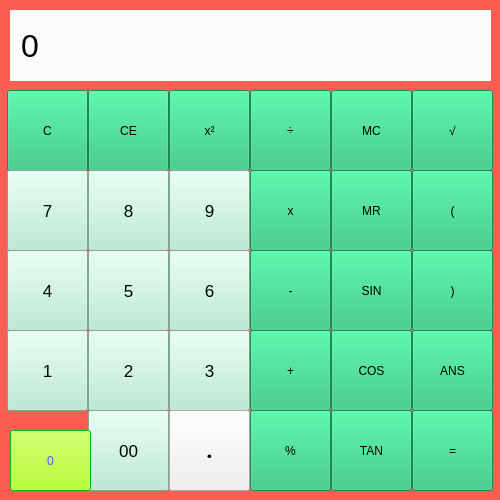
First picture: the form in calculator.ui, repository tonyeko/Calculator, before the edit.
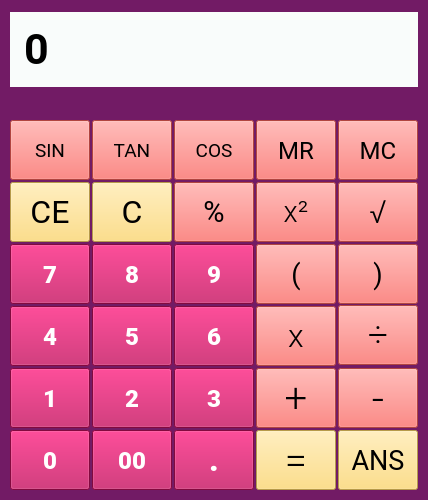
Second picture: the form after the edit. Icons and pictures are not drawn.

What changed in the file:
```diff
--- a/calculator.ui
+++ b/calculator.ui
@@ -6,7 +6,7 @@
    <rect>
     <x>0</x>
     <y>0</y>
-    <width>500</width>
+    <width>428</width>
     <height>500</height>
    </rect>
   </property>
@@ -25,9 +25,9 @@
      <colorrole role="Button">
       <brush brushstyle="SolidPattern">
        <color alpha="255">
-        <red>253</red>
-        <green>94</green>
-        <blue>83</blue>
+        <red>114</red>
+        <green>27</green>
+        <blue>101</blue>
        </color>
       </brush>
      </colorrole>
@@ -97,18 +97,18 @@
      <colorrole role="Base">
       <brush brushstyle="SolidPattern">
        <color alpha="255">
-        <red>253</red>
-        <green>94</green>
-        <blue>83</blue>
+        <red>114</red>
+        <green>27</green>
+        <blue>101</blue>
        </color>
       </brush>
      </colorrole>
      <colorrole role="Window">
       <brush brushstyle="SolidPattern">
        <color alpha="255">
-        <red>253</red>
-        <green>94</green>
-        <blue>83</blue>
+        <red>114</red>
+        <green>27</green>
+        <blue>101</blue>
        </color>
       </brush>
      </colorrole>
@@ -171,9 +171,9 @@
      <colorrole role="Button">
       <brush brushstyle="SolidPattern">
        <color alpha="255">
-        <red>253</red>
-        <green>94</green>
-        <blue>83</blue>
+        <red>114</red>
+        <green>27</green>
+        <blue>101</blue>
        </color>
       </brush>
      </colorrole>
@@ -243,18 +243,18 @@
      <colorrole role="Base">
       <brush brushstyle="SolidPattern">
        <color alpha="255">
-        <red>253</red>
-        <green>94</green>
-        <blue>83</blue>
+        <red>114</red>
+        <green>27</green>
+        <blue>101</blue>
        </color>
       </brush>
      </colorrole>
      <colorrole role="Window">
       <brush brushstyle="SolidPattern">
        <color alpha="255">
-        <red>253</red>
-        <green>94</green>
-        <blue>83</blue>
+        <red>114</red>
+        <green>27</green>
+        <blue>101</blue>
        </color>
       </brush>
      </colorrole>
@@ -317,9 +317,9 @@
      <colorrole role="Button">
       <brush brushstyle="SolidPattern">
        <color alpha="255">
-        <red>253</red>
-        <green>94</green>
-        <blue>83</blue>
+        <red>114</red>
+        <green>27</green>
+        <blue>101</blue>
        </color>
       </brush>
      </colorrole>
@@ -389,18 +389,18 @@
      <colorrole role="Base">
       <brush brushstyle="SolidPattern">
        <color alpha="255">
-        <red>253</red>
-        <green>94</green>
-        <blue>83</blue>
+        <red>114</red>
+        <green>27</green>
+        <blue>101</blue>
        </color>
       </brush>
      </colorrole>
      <colorrole role="Window">
       <brush brushstyle="SolidPattern">
        <color alpha="255">
-        <red>253</red>
-        <green>94</green>
-        <blue>83</blue>
+        <red>114</red>
+        <green>27</green>
+        <blue>101</blue>
        </color>
       </brush>
      </colorrole>
@@ -464,7 +464,7 @@
   </property>
   <property name="styleSheet">
    <string notr="true">QMainWindow {
-	background-color: #fd5e53;
+	background-color: #721b65;
 }</string>
   </property>
   <widget class="QWidget" name="centralwidget">
@@ -472,14 +472,17 @@
     <property name="geometry">
      <rect>
       <x>10</x>
-      <y>10</y>
-      <width>481</width>
-      <height>71</height>
+      <y>12</y>
+      <width>408</width>
+      <height>75</height>
      </rect>
     </property>
     <property name="font">
      <font>
-      <pointsize>24</pointsize>
+      <family>Roboto</family>
+      <pointsize>32</pointsize>
+      <weight>75</weight>
+      <bold>true</bold>
      </font>
     </property>
     <property name="styleSheet">
@@ -496,21 +499,20 @@
    <widget class="QPushButton" name="btnClear">
     <property name="geometry">
      <rect>
-      <x>7</x>
-      <y>90</y>
-      <width>81</width>
-      <height>81</height>
+      <x>92</x>
+      <y>182</y>
+      <width>80</width>
+      <height>60</height>
      </rect>
     </property>
     <property name="font">
      <font>
-      <pointsize>9</pointsize>
+      <family>Roboto</family>
+      <pointsize>24</pointsize>
      </font>
     </property>
     <property name="styleSheet">
-     <string notr="true">QPushButton {
-	background-color: #21bf73;
-}</string>
+     <string notr="true">background-color: rgb(255, 216, 104);</string>
     </property>
     <property name="text">
      <string>C</string>
@@ -519,21 +521,20 @@
    <widget class="QPushButton" name="btnClearExpr">
     <property name="geometry">
      <rect>
-      <x>88</x>
-      <y>90</y>
-      <width>81</width>
-      <height>81</height>
+      <x>10</x>
+      <y>182</y>
+      <width>80</width>
+      <height>60</height>
      </rect>
     </property>
     <property name="font">
      <font>
-      <pointsize>9</pointsize>
+      <family>Roboto</family>
+      <pointsize>24</pointsize>
      </font>
     </property>
     <property name="styleSheet">
-     <string notr="true">QPushButton {
-	background-color: #21bf73;
-}</string>
+     <string notr="true">background-color: rgb(255, 216, 104);</string>
     </property>
     <property name="text">
      <string>CE</string>
@@ -542,21 +543,20 @@
    <widget class="QPushButton" name="btnSquare">
     <property name="geometry">
      <rect>
-      <x>169</x>
-      <y>90</y>
-      <width>81</width>
-      <height>81</height>
+      <x>256</x>
+      <y>182</y>
+      <width>80</width>
+      <height>60</height>
      </rect>
     </property>
     <property name="font">
      <font>
-      <pointsize>9</pointsize>
+      <family>Roboto Light</family>
+      <pointsize>22</pointsize>
      </font>
     </property>
     <property name="styleSheet">
-     <string notr="true">QPushButton {
-	background-color: #21bf73;
-}</string>
+     <string notr="true">background-color: rgb(248, 97, 90);</string>
     </property>
     <property name="text">
      <string>x²</string>
@@ -565,21 +565,20 @@
    <widget class="QPushButton" name="btnDiv">
     <property name="geometry">
      <rect>
-      <x>250</x>
-      <y>90</y>
-      <width>81</width>
-      <height>81</height>
+      <x>338</x>
+      <y>305</y>
+      <width>80</width>
+      <height>60</height>
      </rect>
     </property>
     <property name="font">
      <font>
-      <pointsize>9</pointsize>
+      <family>Roboto Light</family>
+      <pointsize>26</pointsize>
      </font>
     </property>
     <property name="styleSheet">
-     <string notr="true">QPushButton {
-	background-color: #21bf73;
-}</string>
+     <string notr="true">background-color: rgb(248, 97, 90);</string>
     </property>
     <property name="text">
      <string>÷</string>
@@ -588,24 +587,26 @@
    <widget class="QPushButton" name="btnNum9">
     <property name="geometry">
      <rect>
-      <x>169</x>
-      <y>170</y>
-      <width>81</width>
-      <height>81</height>
+      <x>174</x>
+      <y>244</y>
+      <width>80</width>
+      <height>60</height>
      </rect>
     </property>
     <property name="font">
      <font>
-      <pointsize>13</pointsize>
-      <weight>50</weight>
-      <bold>false</bold>
+      <family>Roboto Black</family>
+      <pointsize>18</pointsize>
+      <weight>75</weight>
+      <bold>true</bold>
      </font>
     </property>
     <property name="focusPolicy">
      <enum>Qt::StrongFocus</enum>
     </property>
     <property name="styleSheet">
-     <string notr="true">background-color: #b0eacd;</string>
+     <string notr="true">background-color: rgb(184, 13, 87);
+color: #ffffff;</string>
     </property>
     <property name="text">
      <string>9</string>
@@ -614,24 +615,26 @@
    <widget class="QPushButton" name="btnNum7">
     <property name="geometry">
      <rect>
-      <x>7</x>
-      <y>170</y>
-      <width>81</width>
-      <height>81</height>
+      <x>10</x>
+      <y>244</y>
+      <width>80</width>
+      <height>60</height>
      </rect>
     </property>
     <property name="font">
      <font>
-      <pointsize>13</pointsize>
-      <weight>50</weight>
-      <bold>false</bold>
+      <family>Roboto Black</family>
+      <pointsize>18</pointsize>
+      <weight>75</weight>
+      <bold>true</bold>
      </font>
     </property>
     <property name="focusPolicy">
      <enum>Qt::StrongFocus</enum>
     </property>
     <property name="styleSheet">
-     <string notr="true">background-color: #b0eacd;</string>
+     <string notr="true">background-color: rgb(184, 13, 87);
+color: #ffffff;</string>
     </property>
     <property name="text">
      <string>7</string>
@@ -640,24 +643,26 @@
    <widget class="QPushButton" name="btnNum8">
     <property name="geometry">
      <rect>
-      <x>88</x>
-      <y>170</y>
-      <width>81</width>
-      <height>81</height>
+      <x>92</x>
+      <y>244</y>
+      <width>80</width>
+      <height>60</height>
      </rect>
     </property>
     <property name="font">
      <font>
-      <pointsize>13</pointsize>
-      <weight>50</weight>
-      <bold>false</bold>
+      <family>Roboto Black</family>
+      <pointsize>18</pointsize>
+      <weight>75</weight>
+      <bold>true</bold>
      </font>
     </property>
     <property name="focusPolicy">
      <enum>Qt::StrongFocus</enum>
     </property>
     <property name="styleSheet">
-     <string notr="true">background-color: #b0eacd;</string>
+     <string notr="true">background-color: rgb(184, 13, 87);
+color: #ffffff;</string>
     </property>
     <property name="text">
      <string>8</string>
@@ -666,21 +671,20 @@
    <widget class="QPushButton" name="btnMultiply">
     <property name="geometry">
      <rect>
-      <x>250</x>
-      <y>170</y>
-      <width>81</width>
-      <height>81</height>
+      <x>256</x>
+      <y>306</y>
+      <width>80</width>
+      <height>60</height>
      </rect>
     </property>
     <property name="font">
      <font>
-      <pointsize>9</pointsize>
+      <family>Roboto Light</family>
+      <pointsize>24</pointsize>
      </font>
     </property>
     <property name="styleSheet">
-     <string notr="true">QPushButton {
-	background-color: #21bf73;
-}</string>
+     <string notr="true">background-color: rgb(248, 97, 90);</string>
     </property>
     <property name="text">
      <string>x</string>
@@ -689,24 +693,26 @@
    <widget class="QPushButton" name="btnNum6">
     <property name="geometry">
      <rect>
-      <x>169</x>
-      <y>250</y>
-      <width>81</width>
-      <height>81</height>
+      <x>174</x>
+      <y>306</y>
+      <width>80</width>
+      <height>60</height>
      </rect>
     </property>
     <property name="font">
      <font>
-      <pointsize>13</pointsize>
-      <weight>50</weight>
-      <bold>false</bold>
+      <family>Roboto Black</family>
+      <pointsize>18</pointsize>
+      <weight>75</weight>
+      <bold>true</bold>
      </font>
     </property>
     <property name="focusPolicy">
      <enum>Qt::StrongFocus</enum>
     </property>
     <property name="styleSheet">
-     <string notr="true">background-color: #b0eacd;</string>
+     <string notr="true">background-color: rgb(184, 13, 87);
+color: #ffffff;</string>
     </property>
     <property name="text">
      <string>6</string>
@@ -715,24 +721,26 @@
    <widget class="QPushButton" name="btnNum4">
     <property name="geometry">
      <rect>
-      <x>7</x>
-      <y>250</y>
-      <width>81</width>
-      <height>81</height>
+      <x>10</x>
+      <y>306</y>
+      <width>80</width>
+      <height>60</height>
      </rect>
     </property>
     <property name="font">
      <font>
-      <pointsize>13</pointsize>
-      <weight>50</weight>
-      <bold>false</bold>
+      <family>Roboto Black</family>
+      <pointsize>18</pointsize>
+      <weight>75</weight>
+      <bold>true</bold>
      </font>
     </property>
     <property name="focusPolicy">
      <enum>Qt::StrongFocus</enum>
     </property>
     <property name="styleSheet">
-     <string notr="true">background-color: #b0eacd;</string>
+     <string notr="true">background-color: rgb(184, 13, 87);
+color: #ffffff;background-color: rgb(184, 13, 87);</string>
     </property>
     <property name="text">
      <string>4</string>
@@ -741,24 +749,26 @@
    <widget class="QPushButton" name="btnNum5">
     <property name="geometry">
      <rect>
-      <x>88</x>
-      <y>250</y>
-      <width>81</width>
-      <height>81</height>
+      <x>92</x>
+      <y>306</y>
+      <width>80</width>
+      <height>60</height>
      </rect>
     </property>
     <property name="font">
      <font>
-      <pointsize>13</pointsize>
-      <weight>50</weight>
-      <bold>false</bold>
+      <family>Roboto Black</family>
+      <pointsize>18</pointsize>
+      <weight>75</weight>
+      <bold>true</bold>
      </font>
     </property>
     <property name="focusPolicy">
      <enum>Qt::StrongFocus</enum>
     </property>
     <property name="styleSheet">
-     <string notr="true">background-color: #b0eacd;</string>
+     <string notr="true">background-color: rgb(184, 13, 87);
+color: #ffffff;</string>
     </property>
     <property name="text">
      <string>5</string>
@@ -767,24 +777,26 @@
    <widget class="QPushButton" name="btnNum1">
     <property name="geometry">
      <rect>
-      <x>7</x>
-      <y>330</y>
-      <width>81</width>
-      <height>81</height>
+      <x>10</x>
+      <y>368</y>
+      <width>80</width>
+      <height>60</height>
      </rect>
     </property>
     <property name="font">
      <font>
-      <pointsize>13</pointsize>
-      <weight>50</weight>
-      <bold>false</bold>
+      <family>Roboto Black</family>
+      <pointsize>18</pointsize>
+      <weight>75</weight>
+      <bold>true</bold>
      </font>
     </property>
     <property name="focusPolicy">
      <enum>Qt::StrongFocus</enum>
     </property>
     <property name="styleSheet">
-     <string notr="true">background-color: #b0eacd;</string>
+     <string notr="true">background-color: rgb(184, 13, 87);
+color: #ffffff;</string>
     </property>
     <property name="text">
      <string>1</string>
@@ -793,24 +805,26 @@
    <widget class="QPushButton" name="btnNum2">
     <property name="geometry">
      <rect>
-      <x>88</x>
-      <y>330</y>
-      <width>81</width>
-      <height>81</height>
+      <x>92</x>
+      <y>368</y>
+      <width>80</width>
+      <height>60</height>
      </rect>
     </property>
     <property name="font">
      <font>
-      <pointsize>13</pointsize>
-      <weight>50</weight>
-      <bold>false</bold>
+      <family>Roboto Black</family>
+      <pointsize>18</pointsize>
+      <weight>75</weight>
+      <bold>true</bold>
      </font>
     </property>
     <property name="focusPolicy">
      <enum>Qt::StrongFocus</enum>
     </property>
     <property name="styleSheet">
-     <string notr="true">background-color: #b0eacd;</string>
+     <string notr="true">background-color: rgb(184, 13, 87);
+color: #ffffff;</string>
     </property>
     <property name="text">
      <string>2</string>
@@ -819,24 +833,26 @@
    <widget class="QPushButton" name="btnNum3">
     <property name="geometry">
      <rect>
-      <x>169</x>
-      <y>330</y>
-      <width>81</width>
-      <height>81</height>
+      <x>174</x>
+      <y>368</y>
+      <width>80</width>
+      <height>60</height>
      </rect>
     </property>
     <property name="font">
      <font>
-      <pointsize>13</pointsize>
-      <weight>50</weight>
-      <bold>false</bold>
+      <family>Roboto Black</family>
+      <pointsize>18</pointsize>
+      <weight>75</weight>
+      <bold>true</bold>
      </font>
     </property>
     <property name="focusPolicy">
      <enum>Qt::StrongFocus</enum>
     </property>
     <property name="styleSheet">
-     <string notr="true">background-color: #b0eacd;</string>
+     <string notr="true">background-color: rgb(184, 13, 87);
+color: #ffffff;</string>
     </property>
     <property name="text">
      <string>3</string>
@@ -845,70 +861,70 @@
    <widget class="QPushButton" name="btnSub">
     <property name="geometry">
      <rect>
-      <x>250</x>
-      <y>250</y>
-      <width>81</width>
-      <height>81</height>
+      <x>338</x>
+      <y>368</y>
+      <width>80</width>
+      <height>60</height>
      </rect>
     </property>
     <property name="font">
      <font>
-      <pointsize>9</pointsize>
+      <family>Roboto Light</family>
+      <pointsize>32</pointsize>
      </font>
     </property>
     <property name="styleSheet">
-     <string notr="true">QPushButton {
-	background-color: #21bf73;
-}</string>
+     <string notr="true">background-color: rgb(248, 97, 90);</string>
     </property>
     <property name="text">
      <string>-</string>
     </property>
    </widget>
-   <widget class="QPushButton" name="btnAdd">
+   <widget class="QPushButton" name="btnSum">
     <property name="geometry">
      <rect>
-      <x>250</x>
-      <y>330</y>
-      <width>81</width>
-      <height>81</height>
+      <x>256</x>
+      <y>430</y>
+      <width>80</width>
+      <height>60</height>
      </rect>
     </property>
     <property name="font">
      <font>
-      <pointsize>9</pointsize>
+      <family>Roboto Light</family>
+      <pointsize>30</pointsize>
      </font>
     </property>
     <property name="styleSheet">
-     <string notr="true">QPushButton {
-	background-color: #21bf73;
-}</string>
+     <string notr="true">background-color: rgb(255, 216, 104);</string>
     </property>
     <property name="text">
-     <string>+</string>
+     <string>=</string>
     </property>
    </widget>
    <widget class="QPushButton" name="btnNum00">
     <property name="geometry">
      <rect>
-      <x>88</x>
-      <y>410</y>
-      <width>81</width>
-      <height>81</height>
+      <x>92</x>
+      <y>430</y>
+      <width>80</width>
+      <height>60</height>
      </rect>
     </property>
     <property name="font">
      <font>
-      <pointsize>13</pointsize>
-      <weight>50</weight>
-      <bold>false</bold>
+      <family>Roboto Black</family>
+      <pointsize>18</pointsize>
+      <weight>75</weight>
+      <bold>true</bold>
      </font>
     </property>
     <property name="focusPolicy">
      <enum>Qt::StrongFocus</enum>
     </property>
     <property name="styleSheet">
-     <string notr="true">background-color: #b0eacd;</string>
+     <string notr="true">background-color: rgb(184, 13, 87);
+color: #ffffff;</string>
     </property>
     <property name="text">
      <string>00</string>
@@ -919,397 +935,21 @@
      <rect>
       <x>10</x>
       <y>430</y>
-      <width>81</width>
-      <height>61</height>
+      <width>80</width>
+      <height>60</height>
      </rect>
     </property>
-    <property name="palette">
-     <palette>
-      <active>
-       <colorrole role="WindowText">
-        <brush brushstyle="SolidPattern">
-         <color alpha="255">
-          <red>0</red>
-          <green>0</green>
-          <blue>0</blue>
-         </color>
-        </brush>
-       </colorrole>
-       <colorrole role="Button">
-        <brush brushstyle="SolidPattern">
-         <color alpha="255">
-          <red>170</red>
-          <green>255</green>
-          <blue>0</blue>
-         </color>
-        </brush>
-       </colorrole>
-       <colorrole role="Midlight">
-        <brush brushstyle="SolidPattern">
-         <color alpha="255">
-          <red>0</red>
-          <green>255</green>
-          <blue>255</blue>
-         </color>
-        </brush>
-       </colorrole>
-       <colorrole role="Dark">
-        <brush brushstyle="SolidPattern">
-         <color alpha="255">
-          <red>255</red>
-          <green>255</green>
-          <blue>0</blue>
-         </color>
-        </brush>
-       </colorrole>
-       <colorrole role="Mid">
-        <brush brushstyle="SolidPattern">
-         <color alpha="255">
-          <red>255</red>
-          <green>255</green>
-          <blue>127</blue>
-         </color>
-        </brush>
-       </colorrole>
-       <colorrole role="Text">
-        <brush brushstyle="SolidPattern">
-         <color alpha="255">
-          <red>255</red>
-          <green>0</green>
-          <blue>255</blue>
-         </color>
-        </brush>
-       </colorrole>
-       <colorrole role="BrightText">
-        <brush brushstyle="SolidPattern">
-         <color alpha="255">
-          <red>0</red>
-          <green>170</green>
-          <blue>255</blue>
-         </color>
-        </brush>
-       </colorrole>
-       <colorrole role="ButtonText">
-        <brush brushstyle="SolidPattern">
-         <color alpha="255">
-          <red>85</red>
-          <green>85</green>
-          <blue>255</blue>
-         </color>
-        </brush>
-       </colorrole>
-       <colorrole role="Base">
-        <brush brushstyle="SolidPattern">
-         <color alpha="255">
-          <red>170</red>
-          <green>170</green>
-          <blue>255</blue>
-         </color>
-        </brush>
-       </colorrole>
-       <colorrole role="Window">
-        <brush brushstyle="SolidPattern">
-         <color alpha="255">
-          <red>0</red>
-          <green>255</green>
-          <blue>0</blue>
-         </color>
-        </brush>
-       </colorrole>
-       <colorrole role="Highlight">
-        <brush brushstyle="SolidPattern">
-         <color alpha="255">
-          <red>255</red>
-          <green>0</green>
-          <blue>0</blue>
-         </color>
-        </brush>
-       </colorrole>
-       <colorrole role="AlternateBase">
-        <brush brushstyle="SolidPattern">
-         <color alpha="255">
-          <red>0</red>
-          <green>255</green>
-          <blue>127</blue>
-         </color>
-        </brush>
-       </colorrole>
-       <colorrole role="NoRole">
-        <brush brushstyle="SolidPattern">
-         <color alpha="255">
-          <red>255</red>
-          <green>85</green>
-          <blue>0</blue>
-         </color>
-        </brush>
-       </colorrole>
-       <colorrole role="PlaceholderText">
-        <brush brushstyle="SolidPattern">
-         <color alpha="128">
-          <red>255</red>
-          <green>170</green>
-          <blue>127</blue>
-         </color>
-        </brush>
-       </colorrole>
-      </active>
-      <inactive>
-       <colorrole role="WindowText">
-        <brush brushstyle="SolidPattern">
-         <color alpha="255">
-          <red>0</red>
-          <green>0</green>
-          <blue>0</blue>
-         </color>
-        </brush>
-       </colorrole>
-       <colorrole role="Button">
-        <brush brushstyle="SolidPattern">
-         <color alpha="255">
-          <red>170</red>
-          <green>255</green>
-          <blue>0</blue>
-         </color>
-        </brush>
-       </colorrole>
-       <colorrole role="Midlight">
-        <brush brushstyle="SolidPattern">
-         <color alpha="255">
-          <red>0</red>
-          <green>255</green>
-          <blue>255</blue>
-         </color>
-        </brush>
-       </colorrole>
-       <colorrole role="Dark">
-        <brush brushstyle="SolidPattern">
-         <color alpha="255">
-          <red>255</red>
-          <green>255</green>
-          <blue>0</blue>
-         </color>
-        </brush>
-       </colorrole>
-       <colorrole role="Mid">
-        <brush brushstyle="SolidPattern">
-         <color alpha="255">
-          <red>255</red>
-          <green>255</green>
-          <blue>127</blue>
-         </color>
-        </brush>
-       </colorrole>
-       <colorrole role="Text">
-        <brush brushstyle="SolidPattern">
-         <color alpha="255">
-          <red>255</red>
-          <green>0</green>
-          <blue>255</blue>
-         </color>
-        </brush>
-       </colorrole>
-       <colorrole role="BrightText">
-        <brush brushstyle="SolidPattern">
-         <color alpha="255">
-          <red>0</red>
-          <green>170</green>
-          <blue>255</blue>
-         </color>
-        </brush>
-       </colorrole>
-       <colorrole role="ButtonText">
-        <brush brushstyle="SolidPattern">
-         <color alpha="255">
-          <red>85</red>
-          <green>85</green>
-          <blue>255</blue>
-         </color>
-        </brush>
-       </colorrole>
-       <colorrole role="Base">
-        <brush brushstyle="SolidPattern">
-         <color alpha="255">
-          <red>170</red>
-          <green>170</green>
-          <blue>255</blue>
-         </color>
-        </brush>
-       </colorrole>
-       <colorrole role="Window">
-        <brush brushstyle="SolidPattern">
-         <color alpha="255">
-          <red>0</red>
-          <green>255</green>
-          <blue>0</blue>
-         </color>
-        </brush>
-       </colorrole>
-       <colorrole role="Highlight">
-        <brush brushstyle="SolidPattern">
-         <color alpha="255">
-          <red>255</red>
-          <green>0</green>
-          <blue>0</blue>
-         </color>
-        </brush>
-       </colorrole>
-       <colorrole role="AlternateBase">
-        <brush brushstyle="SolidPattern">
-         <color alpha="255">
-          <red>0</red>
-          <green>255</green>
-          <blue>127</blue>
-         </color>
-        </brush>
-       </colorrole>
-       <colorrole role="NoRole">
-        <brush brushstyle="SolidPattern">
-         <color alpha="255">
-          <red>255</red>
-          <green>85</green>
-          <blue>0</blue>
-         </color>
-        </brush>
-       </colorrole>
-       <colorrole role="PlaceholderText">
-        <brush brushstyle="SolidPattern">
-         <color alpha="128">
-          <red>255</red>
-          <green>170</green>
-          <blue>127</blue>
-         </color>
-        </brush>
-       </colorrole>
-      </inactive>
-      <disabled>
-       <colorrole role="WindowText">
-        <brush brushstyle="SolidPattern">
-         <color alpha="255">
-          <red>255</red>
-          <green>255</green>
-          <blue>0</blue>
-         </color>
-        </brush>
-       </colorrole>
-       <colorrole role="Button">
-        <brush brushstyle="SolidPattern">
-         <color alpha="255">
-          <red>170</red>
-          <green>255</green>
-          <blue>0</blue>
-         </color>
-        </brush>
-       </colorrole>
-       <colorrole role="Midlight">
-        <brush brushstyle="SolidPattern">
-         <color alpha="255">
-          <red>0</red>
-          <green>255</green>
-          <blue>255</blue>
-         </color>
-        </brush>
-       </colorrole>
-       <colorrole role="Dark">
-        <brush brushstyle="SolidPattern">
-         <color alpha="255">
-          <red>255</red>
-          <green>255</green>
-          <blue>0</blue>
-         </color>
-        </brush>
-       </colorrole>
-       <colorrole role="Mid">
-        <brush brushstyle="SolidPattern">
-         <color alpha="255">
-          <red>255</red>
-          <green>255</green>
-          <blue>127</blue>
-         </color>
-        </brush>
-       </colorrole>
-       <colorrole role="Text">
-        <brush brushstyle="SolidPattern">
-         <color alpha="255">
-          <red>255</red>
-          <green>255</green>
-          <blue>0</blue>
-         </color>
-        </brush>
-       </colorrole>
-       <colorrole role="BrightText">
-        <brush brushstyle="SolidPattern">
-         <color alpha="255">
-          <red>0</red>
-          <green>170</green>
-          <blue>255</blue>
-         </color>
-        </brush>
-       </colorrole>
-       <colorrole role="ButtonText">
-        <brush brushstyle="SolidPattern">
-         <color alpha="255">
-          <red>255</red>
-          <green>255</green>
-          <blue>0</blue>
-         </color>
-        </brush>
-       </colorrole>
-       <colorrole role="Base">
-        <brush brushstyle="SolidPattern">
-         <color alpha="255">
-          <red>0</red>
-          <green>255</green>
-          <blue>0</blue>
-         </color>
-        </brush>
-       </colorrole>
-       <colorrole role="Window">
-        <brush brushstyle="SolidPattern">
-         <color alpha="255">
-          <red>0</red>
-          <green>255</green>
-          <blue>0</blue>
-         </color>
-        </brush>
-       </colorrole>
-       <colorrole role="Highlight">
-        <brush brushstyle="SolidPattern">
-         <color alpha="255">
-          <red>0</red>
-          <green>120</green>
-          <blue>215</blue>
-         </color>
-        </brush>
-       </colorrole>
-       <colorrole role="AlternateBase">
-        <brush brushstyle="SolidPattern">
-         <color alpha="255">
-          <red>0</red>
-          <green>255</green>
-          <blue>127</blue>
-         </color>
-        </brush>
-       </colorrole>
-       <colorrole role="NoRole">
-        <brush brushstyle="SolidPattern">
-         <color alpha="255">
-          <red>255</red>
-          <green>85</green>
-          <blue>0</blue>
-         </color>
-        </brush>
-       </colorrole>
-       <colorrole role="PlaceholderText">
-        <brush brushstyle="SolidPattern">
-         <color alpha="128">
-          <red>255</red>
-          <green>170</green>
-          <blue>127</blue>
-         </color>
-        </brush>
-       </colorrole>
-      </disabled>
-     </palette>
+    <property name="font">
+     <font>
+      <family>Roboto Black</family>
+      <pointsize>18</pointsize>
+      <weight>75</weight>
+      <bold>true</bold>
+     </font>
+    </property>
+    <property name="styleSheet">
+     <string notr="true">background-color: rgb(184, 13, 87);
+color: #ffffff;</string>
     </property>
     <property name="text">
      <string>0</string>
@@ -1318,21 +958,20 @@
    <widget class="QPushButton" name="btnPercent">
     <property name="geometry">
      <rect>
-      <x>250</x>
-      <y>410</y>
-      <width>81</width>
-      <height>81</height>
+      <x>174</x>
+      <y>182</y>
+      <width>80</width>
+      <height>60</height>
      </rect>
     </property>
     <property name="font">
      <font>
-      <pointsize>9</pointsize>
+      <family>Roboto</family>
+      <pointsize>22</pointsize>
      </font>
     </property>
     <property name="styleSheet">
-     <string notr="true">QPushButton {
-	background-color: #21bf73;
-}</string>
+     <string notr="true">background-color: rgb(248, 97, 90);</string>
     </property>
     <property name="text">
      <string>%</string>
@@ -1341,20 +980,24 @@
    <widget class="QPushButton" name="btnDecimal">
     <property name="geometry">
      <rect>
-      <x>169</x>
-      <y>410</y>
-      <width>81</width>
-      <height>81</height>
+      <x>174</x>
+      <y>430</y>
+      <width>80</width>
+      <height>60</height>
      </rect>
     </property>
     <property name="font">
      <font>
       <family>Roboto Black</family>
-      <pointsize>16</pointsize>
+      <pointsize>24</pointsize>
       <weight>75</weight>
       <bold>true</bold>
      </font>
     </property>
+    <property name="styleSheet">
+     <string notr="true">background-color: rgb(184, 13, 87);
+color: #ffffff;</string>
+    </property>
     <property name="text">
      <string>.</string>
     </property>
@@ -1362,21 +1005,20 @@
    <widget class="QPushButton" name="btnMC">
     <property name="geometry">
      <rect>
-      <x>331</x>
-      <y>90</y>
-      <width>81</width>
-      <height>81</height>
+      <x>338</x>
+      <y>120</y>
+      <width>80</width>
+      <height>60</height>
      </rect>
     </property>
     <property name="font">
      <font>
-      <pointsize>9</pointsize>
+      <family>Roboto</family>
+      <pointsize>18</pointsize>
      </font>
     </property>
     <property name="styleSheet">
-     <string notr="true">QPushButton {
-	background-color: #21bf73;
-}</string>
+     <string notr="true">background-color: rgb(248, 97, 90);</string>
     </property>
     <property name="text">
      <string>MC</string>
@@ -1385,21 +1027,20 @@
    <widget class="QPushButton" name="btnMR">
     <property name="geometry">
      <rect>
-      <x>331</x>
-      <y>170</y>
-      <width>81</width>
-      <height>81</height>
+      <x>256</x>
+      <y>120</y>
+      <width>80</width>
+      <height>60</height>
      </rect>
     </property>
     <property name="font">
      <font>
-      <pointsize>9</pointsize>
+      <family>Roboto</family>
+      <pointsize>18</pointsize>
      </font>
     </property>
     <property name="styleSheet">
-     <string notr="true">QPushButton {
-	background-color: #21bf73;
-}</string>
+     <string notr="true">background-color: rgb(248, 97, 90);</string>
     </property>
     <property name="text">
      <string>MR</string>
@@ -1408,21 +1049,24 @@
    <widget class="QPushButton" name="btnSin">
     <property name="geometry">
      <rect>
-      <x>331</x>
-      <y>250</y>
-      <width>81</width>
-      <height>81</height>
+      <x>10</x>
+      <y>120</y>
+      <width>80</width>
+      <height>60</height>
      </rect>
     </property>
     <property name="font">
      <font>
-      <pointsize>9</pointsize>
+      <family>Roboto</family>
+      <pointsize>14</pointsize>
+      <kerning>true</kerning>
      </font>
     </property>
+    <property name="autoFillBackground">
+     <bool>false</bool>
+    </property>
     <property name="styleSheet">
-     <string notr="true">QPushButton {
-	background-color: #21bf73;
-}</string>
+     <string notr="true">background-color: rgb(248, 97, 90);</string>
     </property>
     <property name="text">
      <string>SIN</string>
@@ -1431,21 +1075,20 @@
    <widget class="QPushButton" name="btnCos">
     <property name="geometry">
      <rect>
-      <x>331</x>
-      <y>330</y>
-      <width>81</width>
-      <height>81</height>
+      <x>174</x>
+      <y>120</y>
+      <width>80</width>
+      <height>60</height>
      </rect>
     </property>
     <property name="font">
      <font>
-      <pointsize>9</pointsize>
+      <family>Roboto</family>
+      <pointsize>14</pointsize>
      </font>
     </property>
     <property name="styleSheet">
-     <string notr="true">QPushButton {
-	background-color: #21bf73;
-}</string>
+     <string notr="true">background-color: rgb(248, 97, 90);</string>
     </property>
     <property name="text">
      <string>COS</string>
@@ -1454,24 +1097,23 @@
    <widget class="QPushButton" name="btnTan">
     <property name="geometry">
      <rect>
-      <x>331</x>
-      <y>410</y>
-      <width>81</width>
-      <height>81</height>
+      <x>92</x>
+      <y>120</y>
+      <width>80</width>
+      <height>60</height>
      </rect>
     </property>
     <property name="font">
      <font>
-      <pointsize>9</pointsize>
+      <family>Roboto</family>
+      <pointsize>14</pointsize>
      </font>
     </property>
     <property name="focusPolicy">
      <enum>Qt::TabFocus</enum>
     </property>
     <property name="styleSheet">
-     <string notr="true">QPushButton {
-	background-color: #21bf73;
-}</string>
+     <string notr="true">background-color: rgb(248, 97, 90);</string>
     </property>
     <property name="text">
      <string>TAN</string>
@@ -1480,21 +1122,20 @@
    <widget class="QPushButton" name="btnSqrt">
     <property name="geometry">
      <rect>
-      <x>412</x>
-      <y>90</y>
-      <width>81</width>
-      <height>81</height>
+      <x>338</x>
+      <y>182</y>
+      <width>80</width>
+      <height>60</height>
      </rect>
     </property>
     <property name="font">
      <font>
-      <pointsize>9</pointsize>
+      <family>Roboto Light</family>
+      <pointsize>24</pointsize>
      </font>
     </property>
     <property name="styleSheet">
-     <string notr="true">QPushButton {
-	background-color: #21bf73;
-}</string>
+     <string notr="true">background-color: rgb(248, 97, 90);</string>
     </property>
     <property name="text">
      <string>√</string>
@@ -1503,21 +1144,20 @@
    <widget class="QPushButton" name="btnOpen">
     <property name="geometry">
      <rect>
-      <x>412</x>
-      <y>170</y>
-      <width>81</width>
-      <height>81</height>
+      <x>256</x>
+      <y>244</y>
+      <width>80</width>
+      <height>60</height>
      </rect>
     </property>
     <property name="font">
      <font>
-      <pointsize>9</pointsize>
+      <family>Roboto</family>
+      <pointsize>20</pointsize>
      </font>
     </property>
     <property name="styleSheet">
-     <string notr="true">QPushButton {
-	background-color: #21bf73;
-}</string>
+     <string notr="true">background-color: rgb(248, 97, 90);</string>
     </property>
     <property name="text">
      <string>(</string>
@@ -1526,21 +1166,20 @@
    <widget class="QPushButton" name="btnAns">
     <property name="geometry">
      <rect>
-      <x>412</x>
-      <y>330</y>
-      <width>81</width>
-      <height>81</height>
+      <x>338</x>
+      <y>430</y>
+      <width>80</width>
+      <height>60</height>
      </rect>
     </property>
     <property name="font">
      <font>
-      <pointsize>9</pointsize>
+      <family>Roboto</family>
+      <pointsize>20</pointsize>
      </font>
     </property>
     <property name="styleSheet">
-     <string notr="true">QPushButton {
-	background-color: #21bf73;
-}</string>
+     <string notr="true">background-color: rgb(255, 216, 104);</string>
     </property>
     <property name="text">
      <string>ANS</string>
@@ -1549,47 +1188,45 @@
    <widget class="QPushButton" name="btnClose">
     <property name="geometry">
      <rect>
-      <x>412</x>
-      <y>250</y>
-      <width>81</width>
-      <height>81</height>
+      <x>338</x>
+      <y>244</y>
+      <width>80</width>
+      <height>60</height>
      </rect>
     </property>
     <property name="font">
      <font>
-      <pointsize>9</pointsize>
+      <family>Roboto</family>
+      <pointsize>20</pointsize>
      </font>
     </property>
     <property name="styleSheet">
-     <string notr="true">QPushButton {
-	background-color: #21bf73;
-}</string>
+     <string notr="true">background-color: rgb(248, 97, 90);</string>
     </property>
     <property name="text">
      <string>)</string>
     </property>
    </widget>
-   <widget class="QPushButton" name="btnEqual">
+   <widget class="QPushButton" name="btnAdd">
     <property name="geometry">
      <rect>
-      <x>412</x>
-      <y>410</y>
-      <width>81</width>
-      <height>81</height>
+      <x>256</x>
+      <y>368</y>
+      <width>80</width>
+      <height>60</height>
      </rect>
     </property>
     <property name="font">
      <font>
-      <pointsize>9</pointsize>
+      <family>Roboto Light</family>
+      <pointsize>30</pointsize>
      </font>
     </property>
     <property name="styleSheet">
-     <string notr="true">QPushButton {
-	background-color: #21bf73;
-}</string>
+     <string notr="true">background-color: rgb(248, 97, 90);</string>
     </property>
     <property name="text">
-     <string>=</string>
+     <string>+</string>
     </property>
    </widget>
   </widget>
```
Left out of the diff: 33 changed lines with no effect on the pictures.
